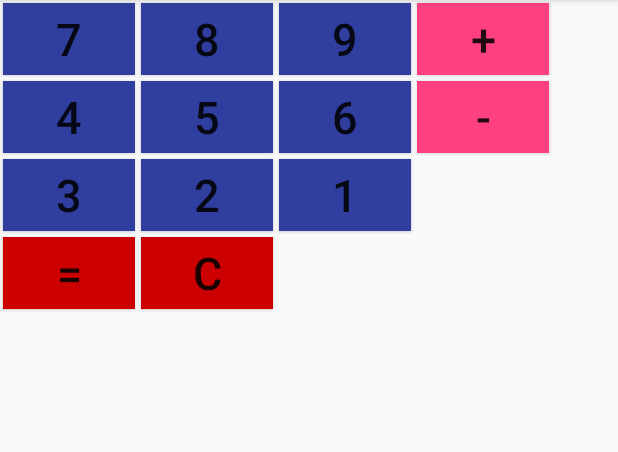
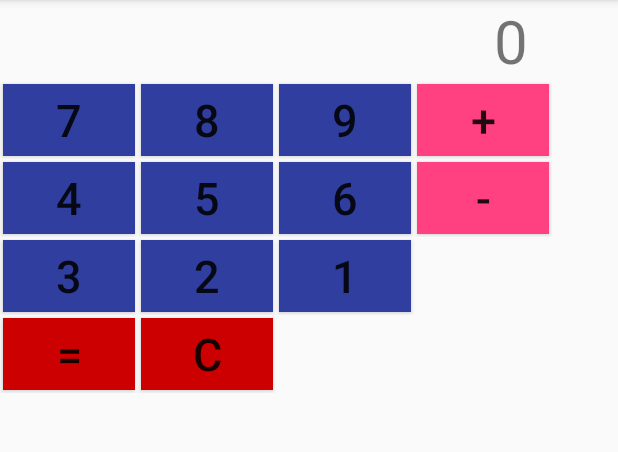
Before and after one commit to javacasm/CalculadoraFOC1617, an Android app: the screen it shows after launch (MainActivity), on a phone screen of 412 x 824 dp, the part 84-536 px from its top. Run offline under Robolectric (Android 15) with nearby library versions, the phone set to English and light mode, and no system bars.

Commit message:
V 0.1 + Corrección del método onClick

```diff
--- a/app/src/main/java/com/foc/pmdm/u2/calculadorafoc1617/MainActivity.java
+++ b/app/src/main/java/com/foc/pmdm/u2/calculadorafoc1617/MainActivity.java
@@ -20,6 +20,7 @@ public class MainActivity extends AppCompatActivity implements View.OnClickListe
         setContentView(R.layout.activity_main);
 
         tvVisor=(TextView)findViewById(R.id.tvVisor);
+
     }
 
 
--- a/app/src/main/res/layout/activity_main.xml
+++ b/app/src/main/res/layout/activity_main.xml
@@ -7,6 +7,12 @@
     android:layout_height="match_parent"
     tools:context="com.foc.pmdm.u2.calculadorafoc1617.MainActivity">
 
+    <TableLayout
+        android:layout_width="368dp"
+        android:layout_height="wrap_content"
+        tools:layout_editor_absoluteX="8dp"
+        tools:layout_editor_absoluteY="72dp">
+
         <TextView
             android:id="@+id/tvVisor"
             android:layout_width="368dp"
@@ -15,19 +21,16 @@
             android:layout_marginRight="16dp"
             android:text="@string/valorInicial"
 
+            android:textAlignment="viewEnd"
             android:textSize="40dp"
             app:layout_constraintRight_toRightOf="parent"
             tools:layout_editor_absoluteY="16dp" />
 
-    <TableLayout
-        android:layout_width="368dp"
-        android:layout_height="wrap_content"
-        tools:layout_editor_absoluteX="8dp"
-        tools:layout_editor_absoluteY="72dp">
-
         <TableRow
             android:layout_width="match_parent"
             android:layout_height="match_parent">
+
+
 
             <Button
                 android:id="@+id/bt7"
--- a/app/src/main/res/values/styles.xml
+++ b/app/src/main/res/values/styles.xml
@@ -12,6 +12,7 @@
         <item name="android:background">@color/colorPrimaryDark</item>
         <item name="android:textSize">30dp</item>
         <item name="android:layout_margin">2dp</item>
+        <item name="android:onClick">onClick</item>
     </style>
 
     <style name="boton.Operador">
```
Lines whose indentation alone changed are shown as unchanged.
